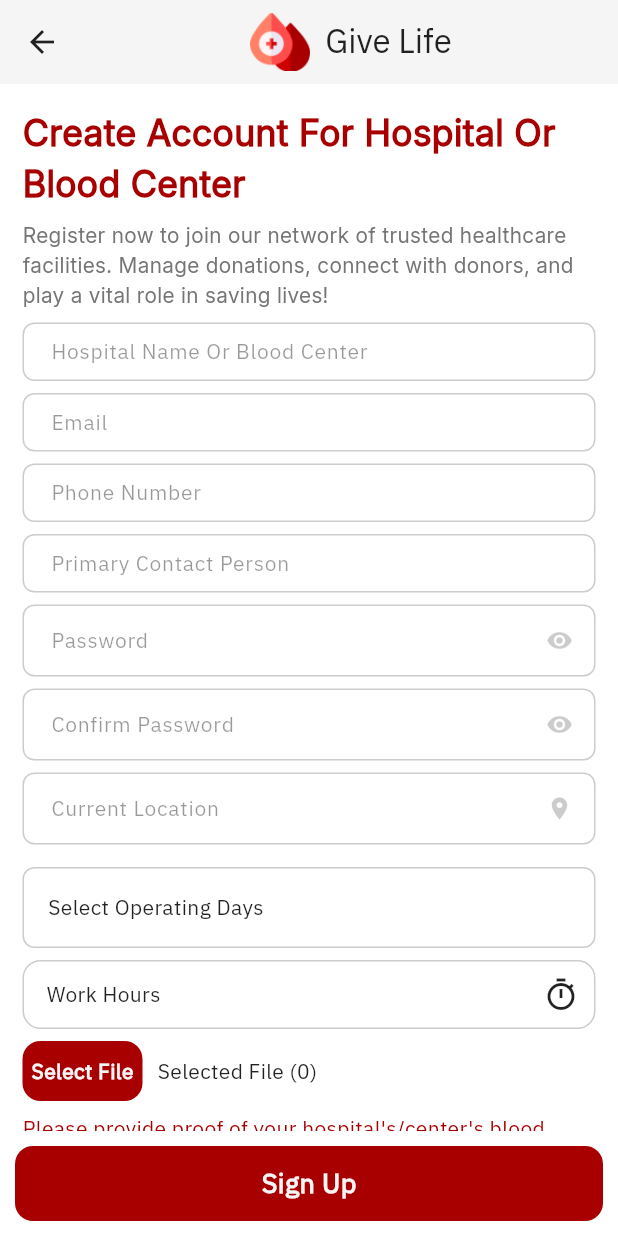
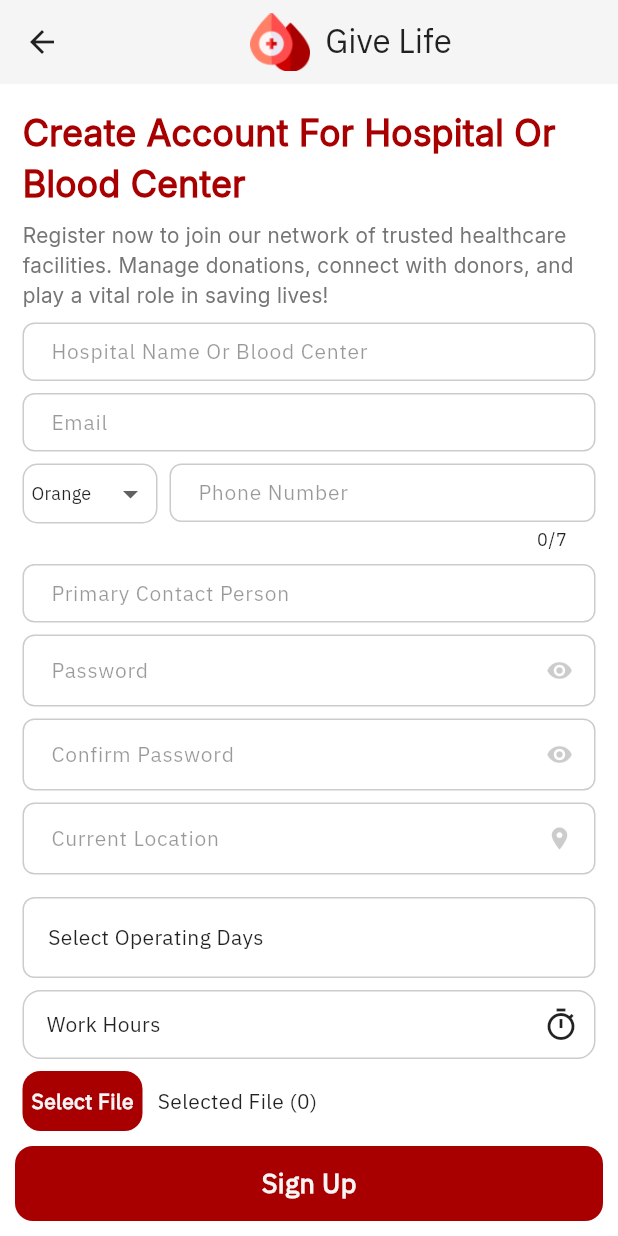
Before and after one commit to Emad-Pro/Blood-Donation, a Flutter app: the HospitalSignupScreen screen opened directly, on a phone screen of 412 x 824 dp. Run offline on Flutter 3.47's test engine with Material 3 defaults, Android fonts, the phone set to English and light mode, and no system bars; our stand-ins replace bloc, file_picker, flutter_bloc, flutter_onboarding_slider, geocoding, geolocator and 4 more; accounts and stored records are empty.

Commit message:
fix some problem in user signup

```diff
--- a/lib/hospital_layout/hospital_auth/hospital_signup/view/hospital_signup_phone_primary_contact_widget.dart
+++ b/lib/hospital_layout/hospital_auth/hospital_signup/view/hospital_signup_phone_primary_contact_widget.dart
@@ -16,17 +16,68 @@ class HospitalSignupPhonePrimaryContactWidgets extends StatelessWidget {
   Widget build(BuildContext context) {
     return Column(
       children: [
-        GlobalTextFormFiled(
-            textEditingController: hospitalSignupCubit.phoneController,
-            lableText: "Phone Number".tr(context),
-            keyboardType: TextInputType.phone,
-            validator: (value) {
-              if (value == null || value.isEmpty) {
-                return "Please Enter Phone Number".tr(context);
-              } else {
-                return null;
-              }
-            }),
+        Row(
+          crossAxisAlignment: CrossAxisAlignment.start,
+          mainAxisAlignment: MainAxisAlignment.start,
+          children: [
+            Container(
+              width: 90,
+              height: 40,
+              padding: EdgeInsets.symmetric(horizontal: 5),
+              decoration: BoxDecoration(
+                  border: Border.all(
+                      color: Theme.of(context)
+                          .colorScheme
+                          .onSurface
+                          .withOpacity(0.2)),
+                  borderRadius: BorderRadius.circular(10)),
+              child: DropdownButton<String>(
+                underline: SizedBox(),
+                isExpanded: true,
+                value: hospitalSignupCubit.state.selectedPhoneService ??
+                    hospitalSignupCubit.nameServicePhone.first,
+                items: hospitalSignupCubit.nameServicePhone
+                    .map((String sericePhone) {
+                  return DropdownMenuItem<String>(
+                    value: sericePhone,
+                    child: Text(
+                      sericePhone.tr(context),
+                      style: TextStyle(fontSize: 12),
+                    ),
+                  );
+                }).toList(),
+                onChanged: (String? newValue) {
+                  if (newValue == 'Orange') {
+                    print("077");
+                  } else if (newValue == 'Omniah') {
+                    print("078");
+                  } else if (newValue == 'Zain') {
+                    print("079");
+                  }
+
+                  hospitalSignupCubit.toggleServicePhone(newValue!);
+                },
+              ),
+            ),
+            SizedBox(
+              width: 8,
+            ),
+            Expanded(
+              child: GlobalTextFormFiled(
+                lableText: "Phone Number".tr(context),
+                keyboardType: TextInputType.phone,
+                maxLength: 7,
+                textEditingController: hospitalSignupCubit.phoneCodeController,
+                validator: (value) {
+                  if (value!.isEmpty) {
+                    return 'please enter your phone number'.tr(context);
+                  }
+                  return null;
+                },
+              ),
+            ),
+          ],
+        ),
         SizedBox(height: 8),
         GlobalTextFormFiled(
           lableText: "Primary Contact Person".tr(context),
--- a/lib/hospital_layout/hospital_auth/hospital_signup/view/hospital_signup_screen.dart
+++ b/lib/hospital_layout/hospital_auth/hospital_signup/view/hospital_signup_screen.dart
@@ -38,12 +38,12 @@ class HospitalSignupScreen extends StatelessWidget {
                       hospitalSignupCubit: hospitalSignupCubit),
                   HospitalSignupTimeOpenedClosedWidgets(
                       hospitalSignupCubit: hospitalSignupCubit),
-                  SizedBox(
-                    height: 8,
-                  ),
                   Column(
                     crossAxisAlignment: CrossAxisAlignment.start,
                     children: [
+                      SizedBox(
+                        height: 8,
+                      ),
                       Row(
                         children: [
                           SizedBox(
--- a/lib/hospital_layout/hospital_auth/hospital_signup/view_model/cubit/hospital_signup_cubit.dart
+++ b/lib/hospital_layout/hospital_auth/hospital_signup/view_model/cubit/hospital_signup_cubit.dart
@@ -11,17 +11,25 @@ part 'hospital_signup_state.dart';
 
 class HospitalSignupCubit extends Cubit<HospitalSignupState> {
   HospitalSignupCubit(this._locationService) : super(HospitalSignupState());
-
+  final List<String> nameServicePhone = ["Orange", "Zain", "Umniah"];
   final LocationService _locationService;
   TextEditingController emailController = TextEditingController();
   TextEditingController passwordController = TextEditingController();
   TextEditingController confirmPasswordController = TextEditingController();
   TextEditingController phoneController = TextEditingController();
+  TextEditingController phoneCodeController = TextEditingController();
   TextEditingController nameController = TextEditingController();
   TextEditingController currentLocationController = TextEditingController();
   TextEditingController longitudeController = TextEditingController();
   TextEditingController latitudeController = TextEditingController();
   TextEditingController namePersonController = TextEditingController();
+
+  //SignUp data
+
+  //SignUp data
+  toggleServicePhone(String phoneService) {
+    emit(state.copyWith(selectedPhoneService: phoneService));
+  }
 
   selectOpeningTime(BuildContext context) async {
     final TimeOfDay? picked = await showTimePicker(
--- a/lib/hospital_layout/hospital_auth/hospital_signup/view_model/cubit/hospital_signup_state.dart
+++ b/lib/hospital_layout/hospital_auth/hospital_signup/view_model/cubit/hospital_signup_state.dart
@@ -6,6 +6,7 @@ class HospitalSignupState {
   final TimeOfDay? closingTime;
   final List<File> selectedDocsFiles;
   final bool isObSecure;
+  final String? selectedPhoneService;
   final List<String> daysOfWeek = [
     'Sun',
     'Mon',
@@ -18,14 +19,16 @@ class HospitalSignupState {
   ];
   final RequestState permissionRequestState;
   final String? permissionMessage;
-  HospitalSignupState(
-      {this.permissionRequestState = RequestState.init,
-      this.permissionMessage,
-      this.selectedDocsFiles = const [],
-      this.selectedDays = const [],
-      this.openingTime,
-      this.closingTime,
-      this.isObSecure = true});
+  HospitalSignupState({
+    this.permissionRequestState = RequestState.init,
+    this.permissionMessage,
+    this.selectedDocsFiles = const [],
+    this.selectedDays = const [],
+    this.openingTime,
+    this.closingTime,
+    this.isObSecure = true,
+    this.selectedPhoneService,
+  });
 
   bool get allSelected => selectedDays.length == daysOfWeek.length - 1;
 
@@ -37,6 +40,7 @@ class HospitalSignupState {
     String? permissionMessage,
     List<File>? selectedDocsFiles,
     bool? isObSecure,
+    String? selectedPhoneService,
   }) {
     return HospitalSignupState(
       selectedDays: selectedDays ?? this.selectedDays,
@@ -47,6 +51,7 @@ class HospitalSignupState {
       permissionMessage: permissionMessage ?? this.permissionMessage,
       selectedDocsFiles: selectedDocsFiles ?? this.selectedDocsFiles,
       isObSecure: isObSecure ?? this.isObSecure,
+      selectedPhoneService: selectedPhoneService ?? this.selectedPhoneService,
     );
   }
 }
--- a/lib/user_layout/user_auth/user_signup/model/user_signup_model.dart
+++ b/lib/user_layout/user_auth/user_signup/model/user_signup_model.dart
@@ -52,9 +52,8 @@ class UserSignupModel {
       'user_blood_type': selectedBloodType,
       'user_gender': selectedGender,
       'user_diseases': diseases,
-      //  'isDisease': false,
+      'is_disease': isDisease,
       'profile_image': profileImage,
-
       'uId': uId
     };
   }
```
Also changed, not shown: lib/user_layout/user_auth/user_login/view/listner/user_login_listener.dart (+6 -2 lines), lib/user_layout/user_auth/user_signup/view/listener/user_signup_listener.dart (+5 -4 lines), lib/user_layout/user_auth/user_signup/view_model/cubit/user_signup_cubit.dart (+12 -8 lines), lib/user_layout/user_auth/user_signup/view_model/cubit/user_signup_state.dart (+4 -4 lines), lib/user_layout/user_main/view/user_main_screen.dart (+7 -2 lines).
